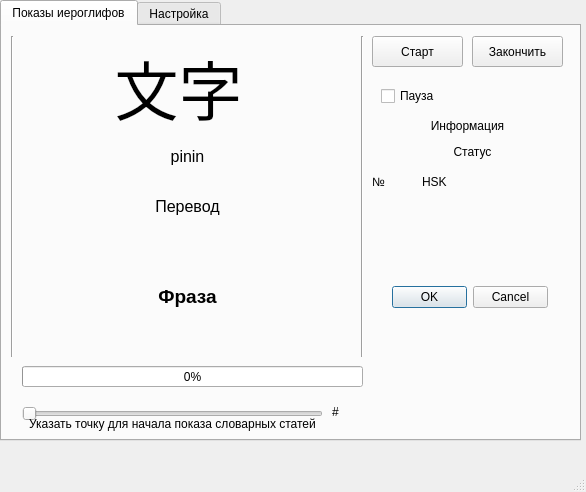
The window that Python_bigtest_all.ui (RosNarodSport/LearningPython) describes before a commit, drawn with Qt 5.
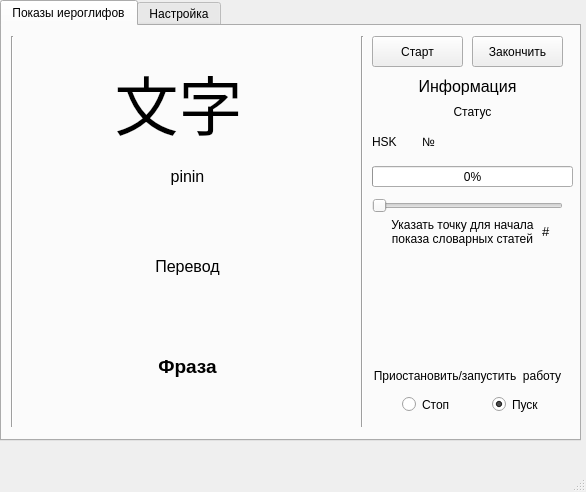
The same window after the commit. The open tabs and pages were chosen to show the change.

Commit message:
Промежуточный коммит Подключил radialButton для смены цвета словарных статей
Пока не могу активировать checkBox_set_pause (:102)  в методе show_me_hieroglyphs
разбираться надо

Немогу определить прину рваного стиля вывода словарных статей

Задача:
- отработка вывода списка (есть сбой с показом)
- кнопка паузы в показе (if проверка)
- внедрение звукового щелчка в показ (аудиофал. Срабатывающий при выведении словарной статьи)
- checkBox и Radial
- цветовая гамма показа
- кнопка паузы

```diff
--- a/Python_bigtest_all.ui
+++ b/Python_bigtest_all.ui
@@ -52,7 +52,7 @@
       <property name="geometry">
        <rect>
         <x>10</x>
-        <y>210</y>
+        <y>280</y>
         <width>351</width>
         <height>121</height>
        </rect>
@@ -80,7 +80,7 @@
         <x>0</x>
         <y>10</y>
         <width>20</width>
-        <height>321</height>
+        <height>391</height>
        </rect>
       </property>
       <property name="orientation">
@@ -91,7 +91,7 @@
       <property name="geometry">
        <rect>
         <x>10</x>
-        <y>120</y>
+        <y>140</y>
         <width>351</width>
         <height>21</height>
        </rect>
@@ -111,8 +111,8 @@
      <widget class="QLabel" name="label_number">
       <property name="geometry">
        <rect>
-        <x>370</x>
-        <y>140</y>
+        <x>420</x>
+        <y>100</y>
         <width>31</width>
         <height>31</height>
        </rect>
@@ -127,7 +127,7 @@
         <x>350</x>
         <y>10</y>
         <width>20</width>
-        <height>321</height>
+        <height>391</height>
        </rect>
       </property>
       <property name="orientation">
@@ -140,7 +140,7 @@
         <x>10</x>
         <y>10</y>
         <width>351</width>
-        <height>101</height>
+        <height>131</height>
        </rect>
       </property>
       <property name="baseSize">
@@ -177,8 +177,8 @@
      <widget class="QLabel" name="label_HSK">
       <property name="geometry">
        <rect>
-        <x>420</x>
-        <y>140</y>
+        <x>370</x>
+        <y>100</y>
         <width>41</width>
         <height>31</height>
        </rect>
@@ -191,7 +191,7 @@
       <property name="geometry">
        <rect>
         <x>10</x>
-        <y>150</y>
+        <y>210</y>
         <width>351</width>
         <height>61</height>
        </rect>
@@ -217,9 +217,9 @@
      <widget class="QProgressBar" name="progressBar">
       <property name="geometry">
        <rect>
-        <x>20</x>
-        <y>340</y>
-        <width>341</width>
+        <x>370</x>
+        <y>140</y>
+        <width>201</width>
         <height>21</height>
        </rect>
       </property>
@@ -260,7 +260,7 @@
       <property name="geometry">
        <rect>
         <x>370</x>
-        <y>110</y>
+        <y>70</y>
         <width>201</width>
         <height>31</height>
        </rect>
@@ -275,10 +275,10 @@
      <widget class="QSlider" name="horizontalSlider_show_new_start_point">
       <property name="geometry">
        <rect>
-        <x>20</x>
-        <y>380</y>
-        <width>301</width>
-        <height>16</height>
+        <x>370</x>
+        <y>170</y>
+        <width>191</width>
+        <height>20</height>
        </rect>
       </property>
       <property name="minimum">
@@ -297,14 +297,15 @@
      <widget class="QLabel" name="label_show_new_start_point">
       <property name="geometry">
        <rect>
-        <x>20</x>
-        <y>390</y>
-        <width>301</width>
-        <height>16</height>
+        <x>370</x>
+        <y>190</y>
+        <width>181</width>
+        <height>31</height>
        </rect>
       </property>
       <property name="text">
-       <string>Указать точку для начала показа словарных статей</string>
+       <string>Указать точку для начала
+показа словарных статей</string>
       </property>
       <property name="alignment">
        <set>Qt::AlignCenter</set>
@@ -314,11 +315,16 @@
       <property name="geometry">
        <rect>
         <x>370</x>
-        <y>90</y>
+        <y>50</y>
         <width>191</width>
         <height>20</height>
        </rect>
       </property>
+      <property name="font">
+       <font>
+        <pointsize>12</pointsize>
+       </font>
+      </property>
       <property name="text">
        <string>Информация</string>
       </property>
@@ -329,40 +335,64 @@
      <widget class="QLabel" name="label_check_new_start_point">
       <property name="geometry">
        <rect>
-        <x>330</x>
-        <y>370</y>
-        <width>41</width>
+        <x>540</x>
+        <y>190</y>
+        <width>31</width>
         <height>31</height>
        </rect>
       </property>
+      <property name="font">
+       <font>
+        <pointsize>10</pointsize>
+       </font>
+      </property>
       <property name="text">
        <string>#</string>
       </property>
      </widget>
-     <widget class="QDialogButtonBox" name="buttonBox">
+     <widget class="QLabel" name="label_5">
       <property name="geometry">
        <rect>
-        <x>390</x>
-        <y>260</y>
-        <width>156</width>
-        <height>23</height>
-       </rect>
-      </property>
-      <property name="standardButtons">
-       <set>QDialogButtonBox::Cancel|QDialogButtonBox::Ok</set>
-      </property>
-     </widget>
-     <widget class="QCheckBox" name="checkBox_set_pause">
-      <property name="geometry">
-       <rect>
-        <x>379</x>
-        <y>60</y>
-        <width>71</width>
+        <x>370</x>
+        <y>340</y>
+        <width>191</width>
         <height>20</height>
        </rect>
       </property>
       <property name="text">
-       <string>Пауза</string>
+       <string>Приостановить/запустить  работу</string>
+      </property>
+      <property name="alignment">
+       <set>Qt::AlignCenter</set>
+      </property>
+     </widget>
+     <widget class="QRadioButton" name="radioButton_stop_showing">
+      <property name="geometry">
+       <rect>
+        <x>400</x>
+        <y>370</y>
+        <width>82</width>
+        <height>17</height>
+       </rect>
+      </property>
+      <property name="text">
+       <string>Стоп</string>
+      </property>
+     </widget>
+     <widget class="QRadioButton" name="radioButton_start_showing">
+      <property name="geometry">
+       <rect>
+        <x>490</x>
+        <y>370</y>
+        <width>82</width>
+        <height>17</height>
+       </rect>
+      </property>
+      <property name="text">
+       <string>Пуск</string>
+      </property>
+      <property name="checked">
+       <bool>true</bool>
       </property>
      </widget>
     </widget>
```
Left out of the diff: 41 changed lines with no effect on the pictures.
